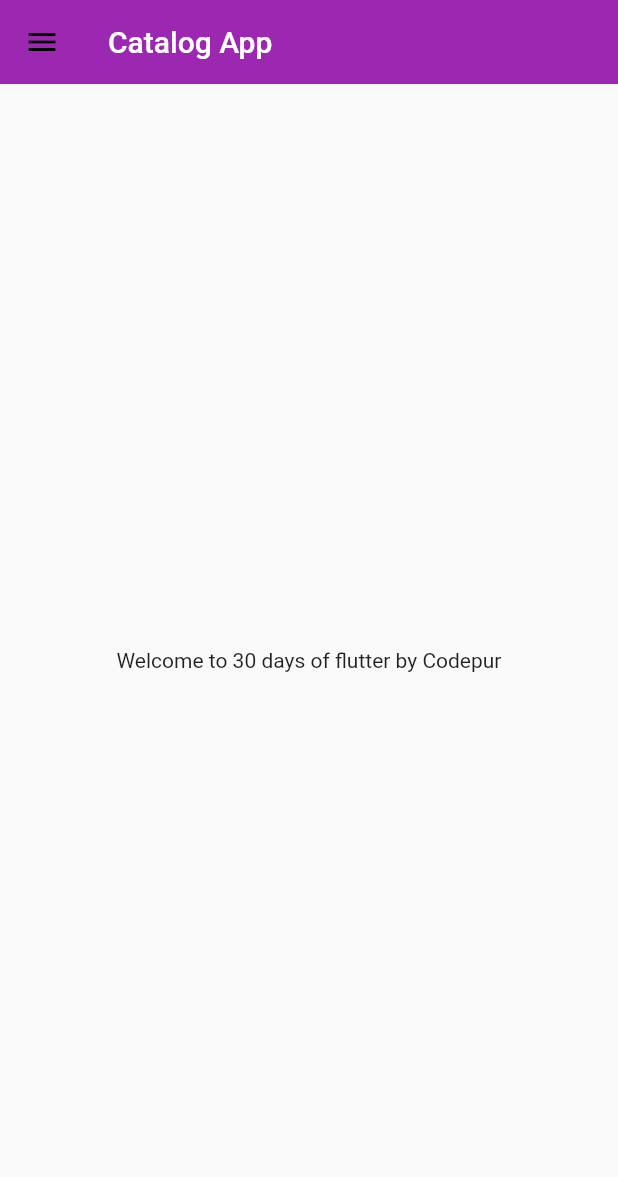
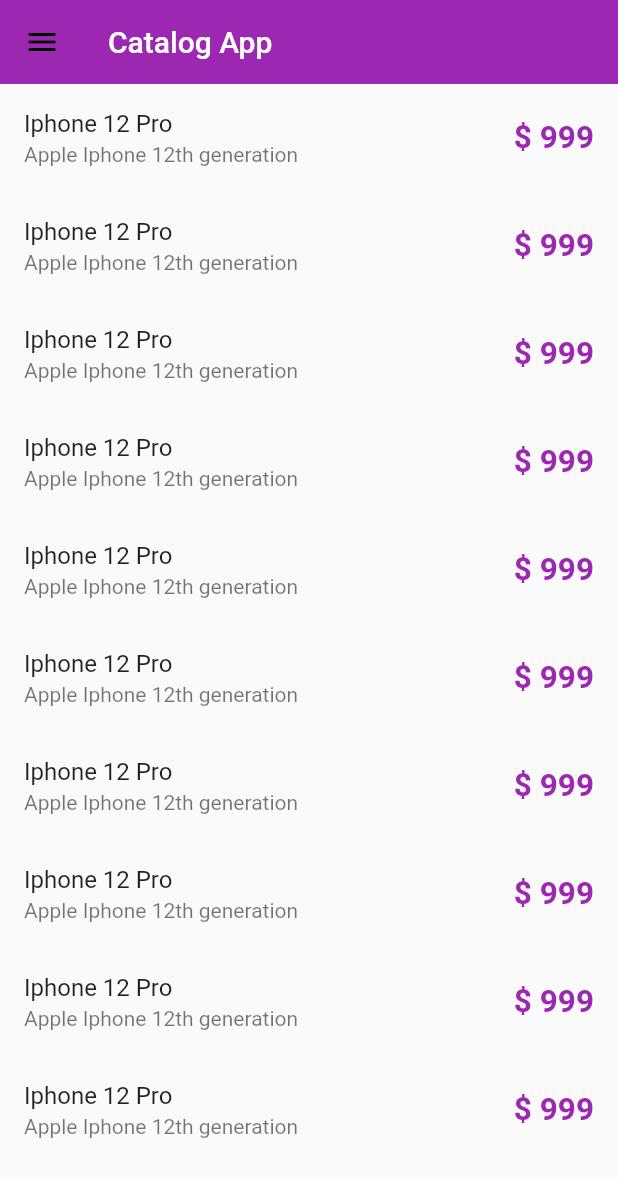
Before and after one commit to HarshDeswal/Catalog-App, a Flutter app: the screen it shows after launch, on a phone screen of 412 x 824 dp. Shown: the top 1177 px of the screen. Run offline on Flutter 3.47's test engine with Material 2 defaults, Android fonts, the phone set to English and light mode, and no system bars.

Commit message:
cart item

```diff
--- a/lib/Pages/home_page.dart
+++ b/lib/Pages/home_page.dart
@@ -1,21 +1,27 @@
 import 'package:flutter/material.dart';
 
 import 'package:flutter/material.dart';
+import 'package:my_first_app/models/catalog.dart';
 import 'package:my_first_app/widgets/drawer.dart';
+import 'package:my_first_app/widgets/item_widget.dart';
 
 class HomePage extends StatelessWidget {
   final int days = 30;
   final String name = "Codepur";
+  final dummylist = List.generate(10, (index) => CatalogModel.products[0]);
   @override
   Widget build(BuildContext context) {
     return Scaffold(
       appBar: AppBar(
         title: Text("Catalog App"),
       ),
-      body: Center(
-        child: Container(
-          child: Text("Welcome to $days days of flutter by $name"),
-        ),
+      body: ListView.builder(
+        itemCount: dummylist.length,
+        itemBuilder: (context, index) {
+          return ItemWidget(
+            item: dummylist[index],
+          );
+        },
       ),
       drawer: MyDrawer(),
     );
--- a/lib/models/catalog.dart
+++ b/lib/models/catalog.dart
@@ -1,9 +1,34 @@
+class CatalogModel {
+  static final products = [
+    Item(
+        id: 001,
+        name: "Iphone 12 Pro",
+        desc: "Apple Iphone 12th generation",
+        price: 999,
+        color: "#33505a")
+  ];
+}
+
 class Item {
-  final String id;
+  final int id;
   final String name;
   final String desc;
   final num price;
   final String color;
 
-  Item(this.id, this.name, this.desc, this.price, this.color);
+  Item(
+      {this.id = 000,
+      this.name = "",
+      this.desc = "",
+      this.price = 00,
+      this.color = "#33505a"});
 }
+
+final products = [
+  Item(
+      id: 001,
+      name: "Iphone 12 Pro",
+      desc: "Apple Iphone 12th generation",
+      price: 999,
+      color: "#33505a")
+];
--- /dev/null
+++ b/lib/widgets/item_widget.dart
@@ -0,0 +1,22 @@
+import "package:flutter/material.dart";
+
+import 'package:my_first_app/models/catalog.dart';
+
+class ItemWidget extends StatelessWidget {
+  final Item item;
+
+  const ItemWidget({super.key, required this.item}) : assert(item != null);
+
+  @override
+  Widget build(BuildContext context) {
+    return ListTile(
+      title: Text(item.name),
+      subtitle: Text(item.desc),
+      trailing: Text(
+        "\$ ${item.price.toString()}",
+        textScaleFactor: 1.5,
+        style: TextStyle(color: Colors.purple, fontWeight: FontWeight.bold),
+      ),
+    );
+  }
+}
```
